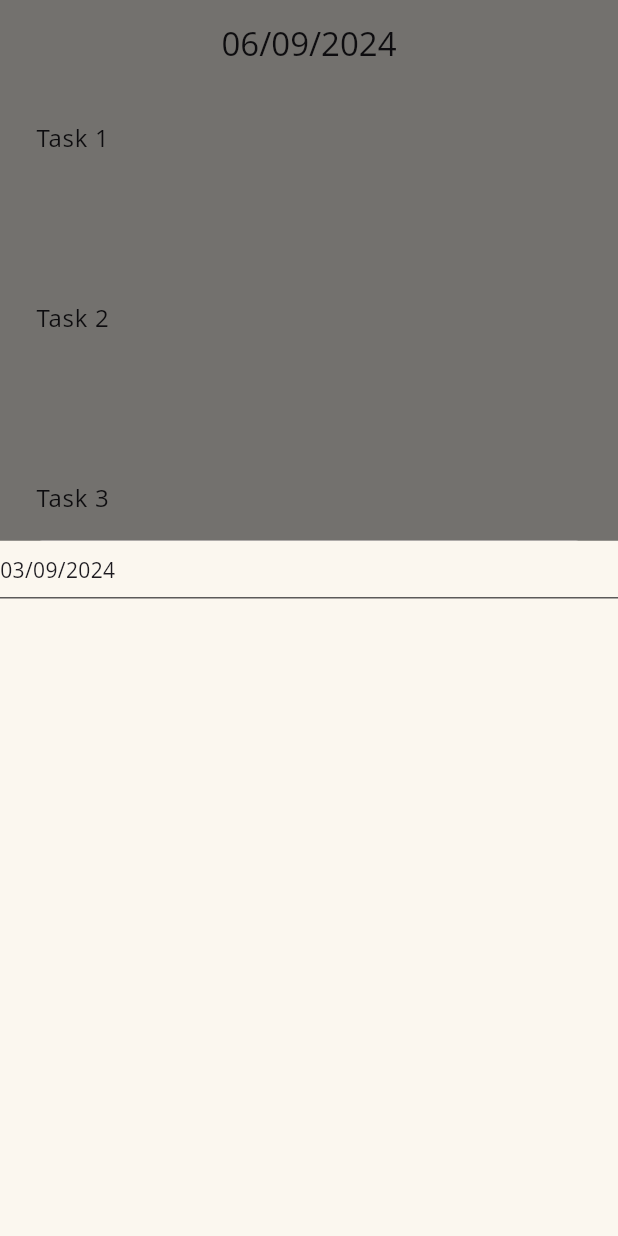
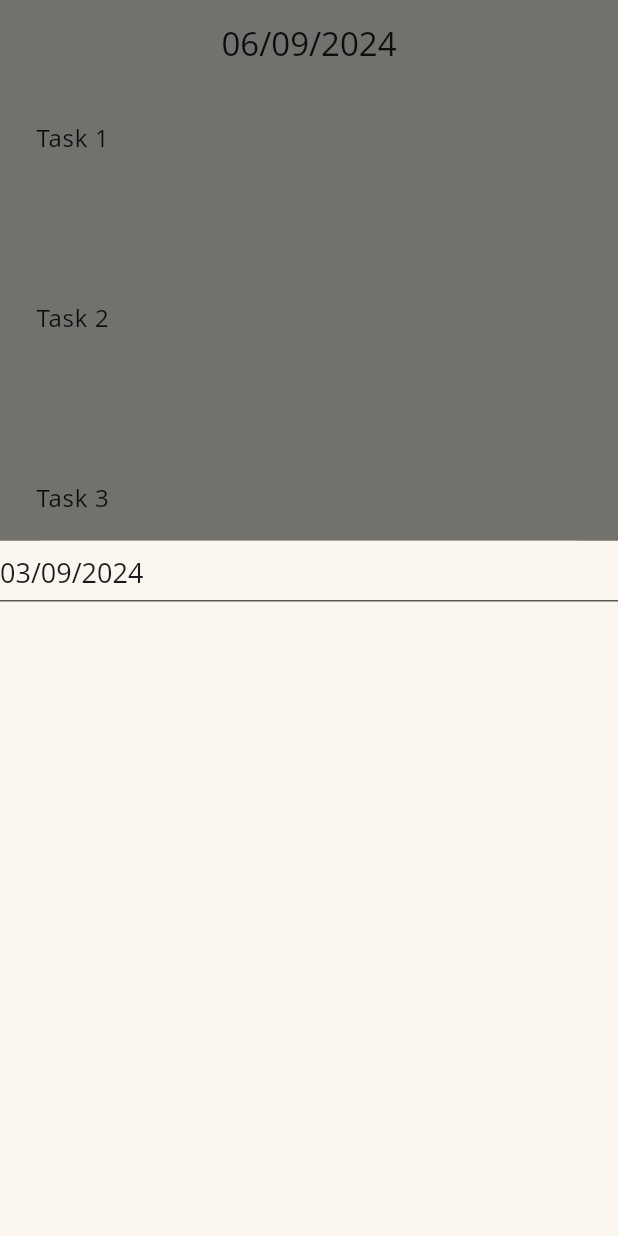
Before and after one commit to andersonbelli/UrgentDaily, a Flutter app: the screen it shows after launch, after a tap on "Task 1", on a phone screen of 412 x 824 dp. Run offline on Flutter 3.47's test engine with Material 3 defaults, Android fonts, the phone set to English and light mode, and no system bars; our stand-ins replace table_calendar; missing offline and left inert: mobkit_dashed_border; generated files the repository leaves out were written again; Roboto replaces fonts that are missing (Open Sans).

Commit message:
Adjusting 'Date' picker text size

```diff
--- a/lib/src/views/task/widgets/calendar_picker.widget.dart
+++ b/lib/src/views/task/widgets/calendar_picker.widget.dart
@@ -34,6 +34,7 @@ class CalendarPickerWidget extends StatelessWidget {
             ),
             Text(
               selectedDate.formatDate(),
+              style: Theme.of(context).textTheme.displaySmall?.copyWith(fontSize: 18),
               textAlign: TextAlign.start,
             ),
              Divider(
```
